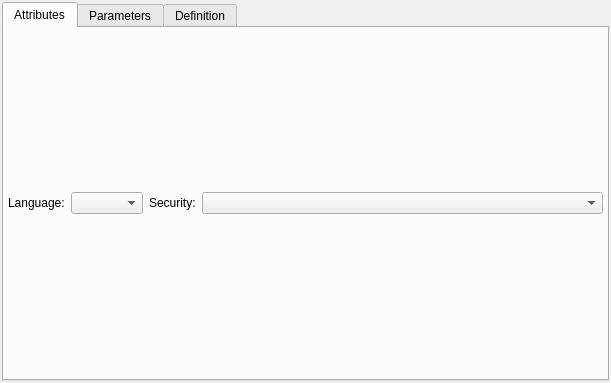
Before: the Qt Designer form libpgmodeler_ui/ui/basefunctionwidget.ui in pgmodeler/pgmodeler, drawn with Qt 5.
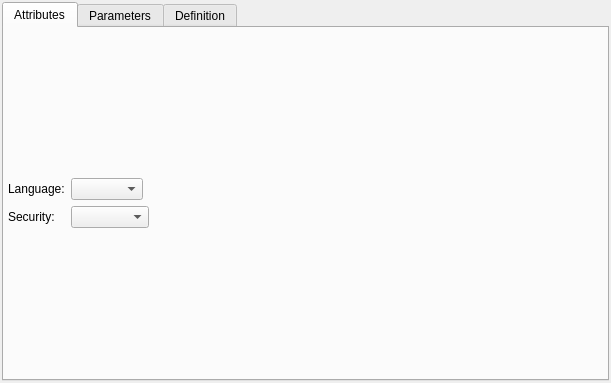
After: the same form once the commit is applied.

What changed in the file:
```diff
--- a/libpgmodeler_ui/ui/basefunctionwidget.ui
+++ b/libpgmodeler_ui/ui/basefunctionwidget.ui
@@ -59,7 +59,10 @@
       <attribute name="title">
        <string>Attributes</string>
       </attribute>
-      <layout class="QGridLayout" name="gridLayout">
+      <layout class="QVBoxLayout" name="attributes_layout">
+       <property name="spacing">
+        <number>6</number>
+       </property>
        <property name="leftMargin">
         <number>4</number>
        </property>
@@ -72,36 +75,9 @@
        <property name="bottomMargin">
         <number>4</number>
        </property>
-       <property name="spacing">
-        <number>6</number>
-       </property>
-       <item row="1" column="1">
-        <widget class="QComboBox" name="language_cmb">
-         <property name="maximumSize">
-          <size>
-           <width>100</width>
-           <height>16777215</height>
-          </size>
-         </property>
-        </widget>
-       </item>
-       <item row="1" column="2">
-        <widget class="QLabel" name="security_lbl">
-         <property name="maximumSize">
-          <size>
-           <width>16777215</width>
-           <height>16777215</height>
-          </size>
-         </property>
-         <property name="text">
-          <string>Security:</string>
-         </property>
-         <property name="indent">
-          <number>-1</number>
-         </property>
-        </widget>
-       </item>
-       <item row="1" column="0">
+       <item>
+        <layout class="QGridLayout" name="gridLayout">
+         <item row="0" column="0">
         <widget class="QLabel" name="language_lbl">
          <property name="sizePolicy">
           <sizepolicy hsizetype="Preferred" vsizetype="Preferred">
@@ -126,7 +102,46 @@
          </property>
         </widget>
        </item>
-       <item row="1" column="3">
+         <item row="0" column="1">
+          <widget class="QComboBox" name="language_cmb">
+           <property name="maximumSize">
+            <size>
+             <width>100</width>
+             <height>16777215</height>
+            </size>
+           </property>
+          </widget>
+         </item>
+         <item row="0" column="2" colspan="2">
+          <spacer name="horizontalSpacer_4">
+           <property name="orientation">
+            <enum>Qt::Horizontal</enum>
+           </property>
+           <property name="sizeHint" stdset="0">
+            <size>
+             <width>348</width>
+             <height>20</height>
+            </size>
+           </property>
+          </spacer>
+         </item>
+         <item row="1" column="0">
+          <widget class="QLabel" name="security_lbl">
+           <property name="maximumSize">
+            <size>
+             <width>16777215</width>
+             <height>16777215</height>
+            </size>
+           </property>
+           <property name="text">
+            <string>Security:</string>
+           </property>
+           <property name="indent">
+            <number>-1</number>
+           </property>
+          </widget>
+         </item>
+         <item row="1" column="1" colspan="2">
         <widget class="QComboBox" name="security_cmb">
          <property name="sizePolicy">
           <sizepolicy hsizetype="Expanding" vsizetype="Fixed">
@@ -136,6 +151,21 @@
          </property>
         </widget>
        </item>
+         <item row="1" column="3">
+          <spacer name="horizontalSpacer_2">
+           <property name="orientation">
+            <enum>Qt::Horizontal</enum>
+           </property>
+           <property name="sizeHint" stdset="0">
+            <size>
+             <width>118</width>
+             <height>20</height>
+            </size>
+           </property>
+          </spacer>
+         </item>
+        </layout>
+       </item>
       </layout>
      </widget>
      <widget class="QWidget" name="parametros_tab">
```
Left out of the diff: 6 changed lines with no effect on the pictures. Lines whose indentation alone changed are shown as unchanged.
